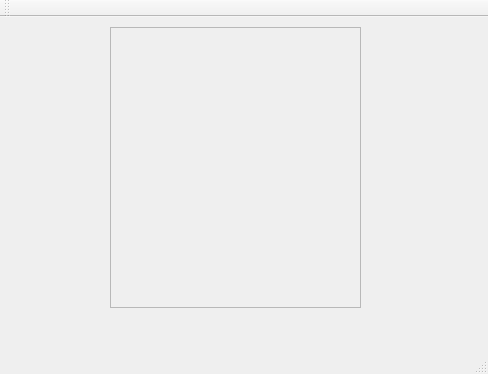
Above: PersonalQtManager/PersonalQtManager/PersonalQtManager.ui from Small-wolf-sy/PersonaManager before the change. Below: the same form after it.
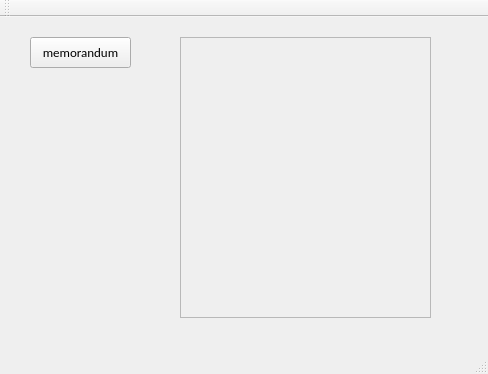
That is the form after the change.

Patch:
```diff
--- a/PersonalQtManager/PersonalQtManager/PersonalQtManager.ui
+++ b/PersonalQtManager/PersonalQtManager/PersonalQtManager.ui
@@ -17,8 +17,8 @@
    <widget class="QFrame" name="mainRoleFrame">
     <property name="geometry">
      <rect>
-      <x>110</x>
-      <y>10</y>
+      <x>180</x>
+      <y>20</y>
       <width>251</width>
       <height>281</height>
      </rect>
@@ -32,8 +32,8 @@
     <widget class="QLabel" name="RolePicLabel">
      <property name="geometry">
       <rect>
-       <x>40</x>
-       <y>70</y>
+       <x>50</x>
+       <y>60</y>
        <width>161</width>
        <height>161</height>
       </rect>
@@ -46,6 +46,25 @@
      </property>
     </widget>
    </widget>
+   <widget class="QPushButton" name="memorButton">
+    <property name="geometry">
+     <rect>
+      <x>30</x>
+      <y>20</y>
+      <width>101</width>
+      <height>31</height>
+     </rect>
+    </property>
+    <property name="font">
+     <font>
+      <family>Calibri</family>
+      <pointsize>10</pointsize>
+     </font>
+    </property>
+    <property name="text">
+     <string>memorandum</string>
+    </property>
+   </widget>
   </widget>
   <widget class="QMenuBar" name="menuBar">
    <property name="geometry">
```
